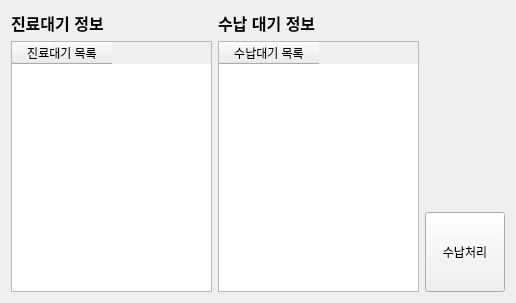
Before: the Qt Designer form pms/PaientManagementSW/patientstatusmanager.ui in KimYooseon/Final_PJ, drawn with Qt 5.
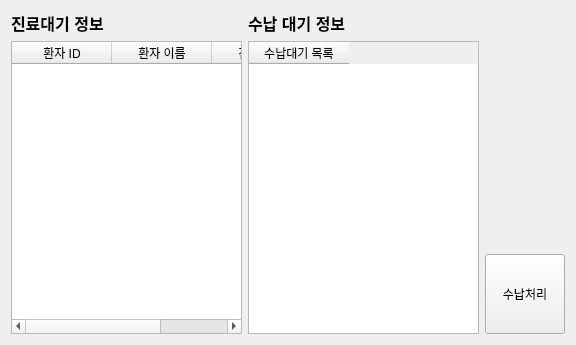
After: the same form once the commit is applied.

```diff
--- a/pms/PaientManagementSW/patientstatusmanager.ui
+++ b/pms/PaientManagementSW/patientstatusmanager.ui
@@ -6,8 +6,8 @@
    <rect>
     <x>0</x>
     <y>0</y>
-    <width>516</width>
-    <height>303</height>
+    <width>576</width>
+    <height>345</height>
    </rect>
   </property>
   <property name="windowTitle">
@@ -43,7 +43,12 @@
            </property>
            <column>
             <property name="text">
-             <string>진료대기 목록</string>
+             <string>환자 ID</string>
+            </property>
+           </column>
+           <column>
+            <property name="text">
+             <string>환자 이름</string>
             </property>
             <property name="font">
              <font>
@@ -51,6 +56,11 @@
              </font>
             </property>
            </column>
+           <column>
+            <property name="text">
+             <string>진료 현황</string>
+            </property>
+           </column>
           </widget>
          </item>
         </layout>
```
